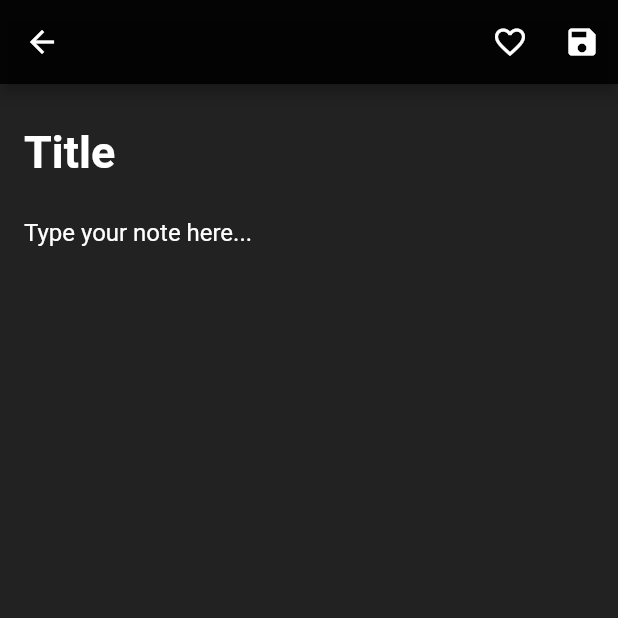
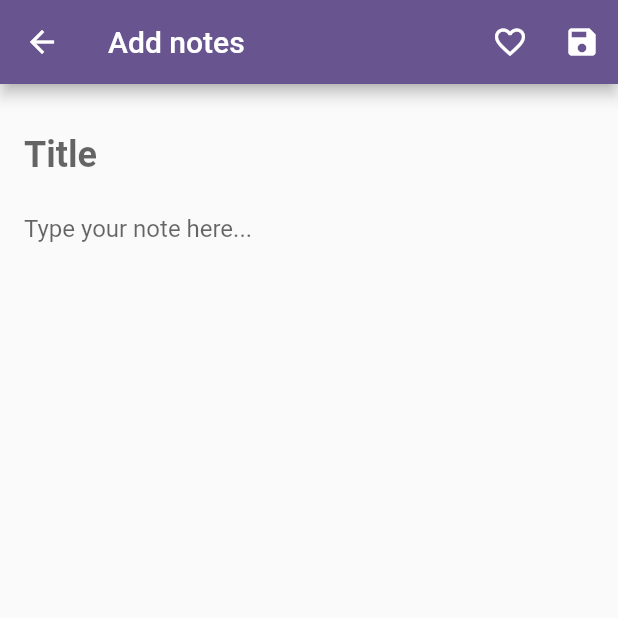
Before and after one commit to md-arif-hossainn/NoteApp_with_LocalDatabase, a Flutter app: the screen it shows after launch, after a tap on the "add" icon, on a phone screen of 412 x 824 dp, the top half of it. Run offline on Flutter 3.47's test engine with Material 3 defaults, Android fonts, the phone set to English and light mode, and no system bars; our stand-ins replace sqflite; accounts and stored records are empty.

Commit message:
Minor bug fixed

```diff
--- a/lib/main.dart
+++ b/lib/main.dart
@@ -7,8 +7,6 @@ void main() {
 
 class MyApp extends StatelessWidget {
   const MyApp({super.key});
-
-  // This widget is the root of your application.
   @override
   Widget build(BuildContext context) {
     return MaterialApp(
--- a/lib/node_model.dart
+++ b/lib/node_model.dart
@@ -21,7 +21,7 @@ class NoteFields {
 }
 
 class NoteModel {
-  late final int? id;
+  late  int? id;
   final int? number;
   final String title;
   final String content;
--- a/lib/note_details_view.dart
+++ b/lib/note_details_view.dart
@@ -27,6 +27,7 @@ class _NoteDetailsViewState extends State<NoteDetailsView> {
     refreshNotes();
     super.initState();
   }
+
 
   ///Gets the note from the database and updates the state if the noteId is not null else it sets the isNewNote to true
   refreshNotes() {
@@ -60,9 +61,18 @@ class _NoteDetailsViewState extends State<NoteDetailsView> {
     );
     if (isNewNote) {
       noteDatabase.create(model);
+      Navigator.of(context).pop();
     } else {
-      model.id = note.id;
+     model.id = note.id;
       noteDatabase.update(model);
+     Navigator.of(context).pop();
+      /// if i want to copy previous id
+      // final updatedModel = model.copy(id: note.id);
+      // noteDatabase.update(updatedModel);
+      print(model.id);
+      print(model.title);
+      print(model.content);
+      print(model.createdTime);
     }
     setState(() {
       isLoading = false;
@@ -78,9 +88,8 @@ class _NoteDetailsViewState extends State<NoteDetailsView> {
   @override
   Widget build(BuildContext context) {
     return Scaffold(
-      backgroundColor: Colors.black87,
       appBar: AppBar(
-        backgroundColor: Colors.black87,
+        title: const Text("Add notes"),
         actions: [
           IconButton(
             onPressed: () {
@@ -111,9 +120,7 @@ class _NoteDetailsViewState extends State<NoteDetailsView> {
               : Column(children: [
             TextField(
               controller: titleController,
-              cursorColor: Colors.white,
               style: const TextStyle(
-                color: Colors.white,
                 fontSize: 30,
                 fontWeight: FontWeight.bold,
               ),
@@ -121,24 +128,25 @@ class _NoteDetailsViewState extends State<NoteDetailsView> {
                 hintText: 'Title',
                 border: InputBorder.none,
                 hintStyle: TextStyle(
-                  color: Colors.white,
-                  fontSize: 30,
+                 // color: Colors.white,
+                  fontSize: 24,
                   fontWeight: FontWeight.bold,
                 ),
               ),
             ),
             TextField(
               controller: contentController,
-              cursorColor: Colors.white,
+              maxLines: 10,
+             // cursorColor: Colors.white,
               style: const TextStyle(
-                color: Colors.white,
+               // color: Colors.white,
                 fontSize: 16,
               ),
               decoration: const InputDecoration(
                 hintText: 'Type your note here...',
                 border: InputBorder.none,
                 hintStyle: TextStyle(
-                  color: Colors.white,
+               //   color: Colors.white,
                   fontSize: 16,
                 ),
               ),
--- a/lib/note_view.dart
+++ b/lib/note_view.dart
@@ -44,15 +44,8 @@ class _NotesViewState extends State<NotesView> {
   @override
   Widget build(BuildContext context) {
     return Scaffold(
-      backgroundColor: Colors.black87,
       appBar: AppBar(
-        backgroundColor: Colors.black87,
-        actions: [
-          IconButton(
-            onPressed: () {},
-            icon: const Icon(Icons.search),
-          ),
-        ],
+        title: const Text("Add your notes"),
       ),
       body: Center(
         child: notes.isEmpty
@@ -80,7 +73,7 @@ class _NotesViewState extends State<NotesView> {
                           Text(
                             note.title,
                             style:
-                            Theme.of(context).textTheme.headlineMedium,
+                            Theme.of(context).textTheme.headlineSmall,
                           ),
                         ],
                       ),
```
